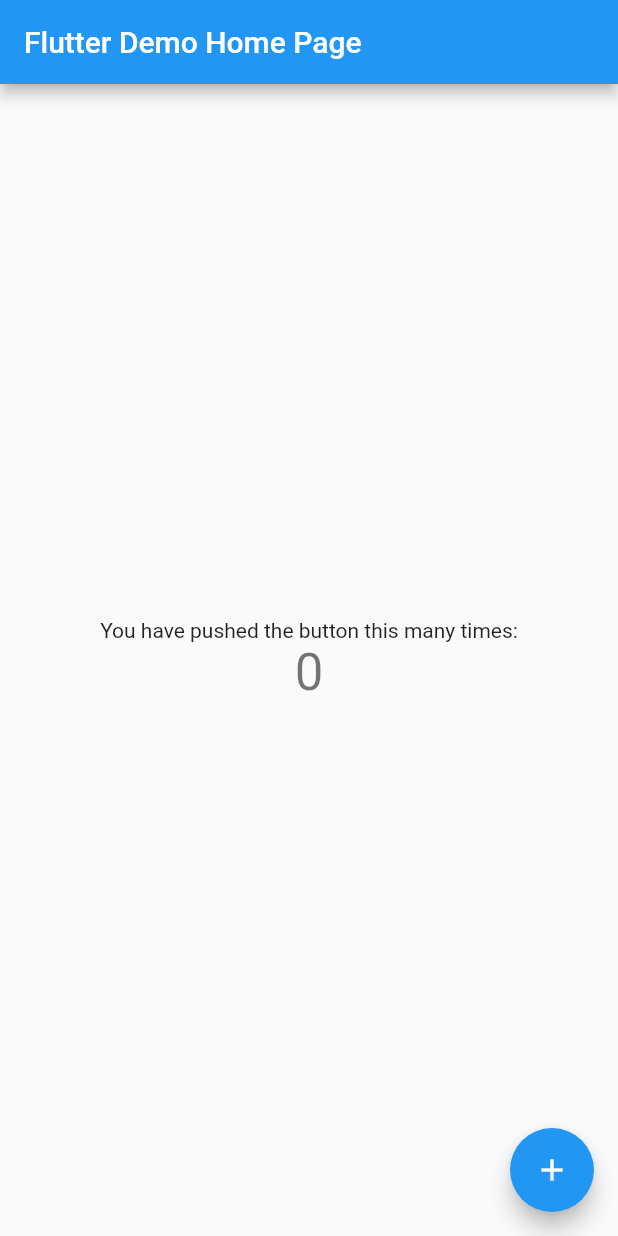
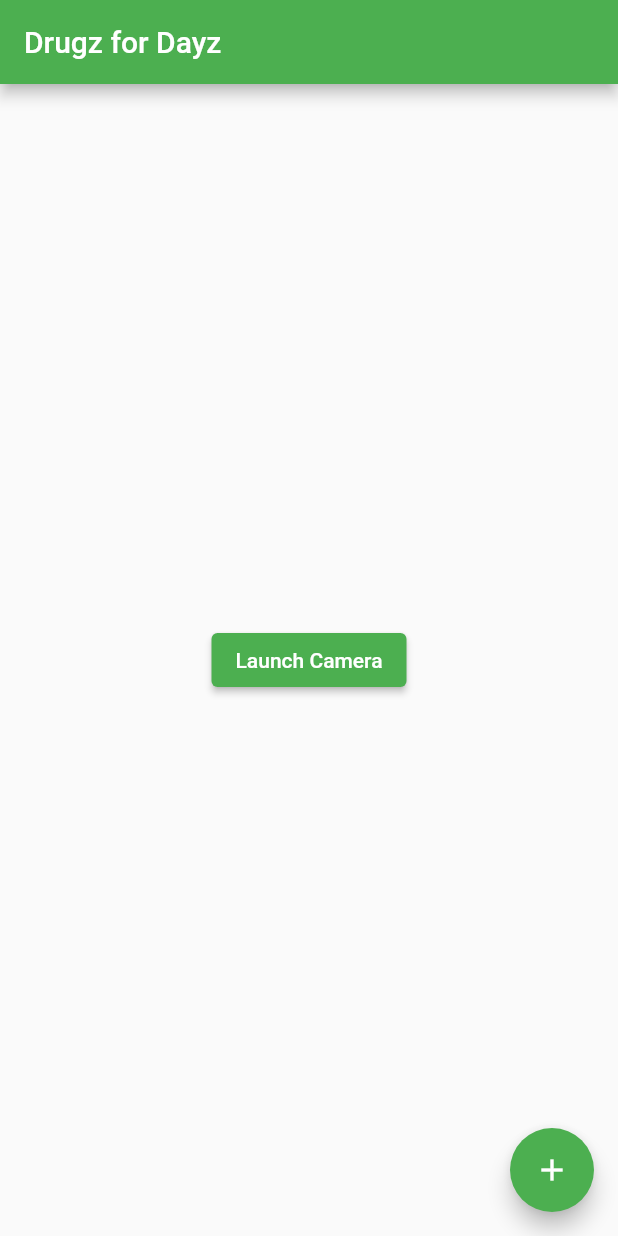
Before and after one commit to BaoGeist/Drugz, a Flutter app: the screen it shows after launch, on a phone screen of 412 x 824 dp. Run offline on Flutter 3.47's test engine with Material 2 defaults, Android fonts, the phone set to English and light mode, and no system bars; our stand-ins replace camera.

Commit message:
Got camera feature activated plus the button, does not show image properly though

```diff
--- a/mobileApp/flutter_app/analysis_options.yaml
+++ b/mobileApp/flutter_app/analysis_options.yaml
@@ -22,6 +22,12 @@
   # `// ignore_for_file: name_of_lint` syntax on the line or in the file
   # producing the lint.
   rules:
+    prefer_const_constructors: false
+    prefer_final_fields: false
+    use_key_in_widget_constructors: false
+    prefer_const_literals_to_create_immutables: false
+    prefer_const_constructors_in_immutables: false
+    avoid_print: false
     # avoid_print: false  # Uncomment to disable the `avoid_print` rule
     # prefer_single_quotes: true  # Uncomment to enable the `prefer_single_quotes` rule
 
--- a/mobileApp/flutter_app/lib/main.dart
+++ b/mobileApp/flutter_app/lib/main.dart
@@ -1,4 +1,19 @@
 import 'package:flutter/material.dart';
+import 'package:camera/camera.dart';
+import 'package:flutter_app/camera_page.dart';
+
+// Camera stuff I can't use yet
+// // Ensure that plugin services are initialized so that `availableCameras()`
+// // can be called before `runApp()`
+// WidgetsFlutterBinding.ensureInitialized();
+//
+// // Obtain a list of the available cameras on the device.
+// final cameras = await availableCameras();
+//
+// // Get a specific camera from the list of available cameras.
+// final firstCamera = cameras.first;
+
+
 
 void main() {
   runApp(const MyApp());
@@ -6,6 +21,8 @@
 
 class MyApp extends StatelessWidget {
   const MyApp({super.key});
+
+
 
   // This widget is the root of your application.
   @override
@@ -22,9 +39,9 @@
         // or simply save your changes to "hot reload" in a Flutter IDE).
         // Notice that the counter didn't reset back to zero; the application
         // is not restarted.
-        primarySwatch: Colors.blue,
+        primarySwatch: Colors.green,
       ),
-      home: const MyHomePage(title: 'Flutter Demo Home Page'),
+      home: const MyHomePage(title: 'Drugz for Dayz'),
     );
   }
 }
@@ -94,16 +111,20 @@
           // axis because Columns are vertical (the cross axis would be
           // horizontal).
           mainAxisAlignment: MainAxisAlignment.center,
-          children: <Widget>[
-            const Text(
-              'You have pushed the button this many times:',
-            ),
-            Text(
-              '$_counter',
-              style: Theme.of(context).textTheme.headline4,
-            ),
-          ],
-        ),
+          children: <Widget> [ElevatedButton(
+            onPressed: () async {
+              await availableCameras().then(
+                    (value) => Navigator.push(
+                  context,
+                  MaterialPageRoute(
+                    builder: (context) => CameraPage(cameras: value,),
+                  ),
+                ),
+              );
+            },
+            child: const Text('Launch Camera'),
+          ),
+        ]),
       ),
       floatingActionButton: FloatingActionButton(
         onPressed: _incrementCounter,
@@ -113,3 +134,29 @@
     );
   }
 }
+
+
+// on CameraException catch (e) {
+// switch (e.code) {
+// case 'CameraAccessDenied':
+// showInSnackBar('You have denied camera access.');
+// break;
+
+
+
+// Extra stuff to make camera work (all copied from web)
+//@override
+// void didChangeAppLifecycleState(AppLifecycleState state) {
+//   final CameraController? cameraController = controller;
+//
+//   // App state changed before we got the chance to initialize.
+//   if (cameraController == null || !cameraController.value.isInitialized) {
+//     return;
+//   }
+//
+//   if (state == AppLifecycleState.inactive) {
+//     cameraController.dispose();
+//   } else if (state == AppLifecycleState.resumed) {
+//     onNewCameraSelected(cameraController.description);
+//   }
+// }
--- a/mobileApp/flutter_app/pubspec.yaml
+++ b/mobileApp/flutter_app/pubspec.yaml
@@ -31,11 +31,14 @@
 dependencies:
   flutter:
     sdk: flutter
+  path_provider:
+  path:
 
 
   # The following adds the Cupertino Icons font to your application.
   # Use with the CupertinoIcons class for iOS style icons.
   cupertino_icons: ^1.0.2
+  camera: ^0.10.1
 
 dev_dependencies:
   flutter_test:
```
Also changed, not shown: mobileApp/flutter_app/lib/camera_page.dart (added, +78 -0 lines), mobileApp/flutter_app/pubspec.lock, 1 other file.
